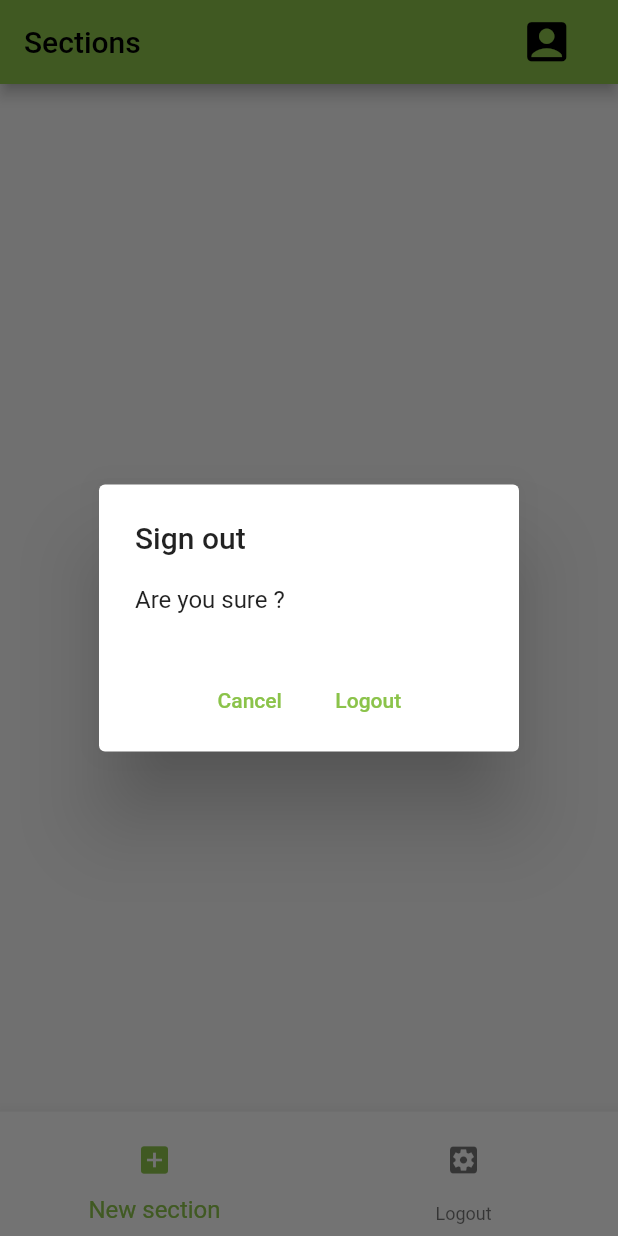
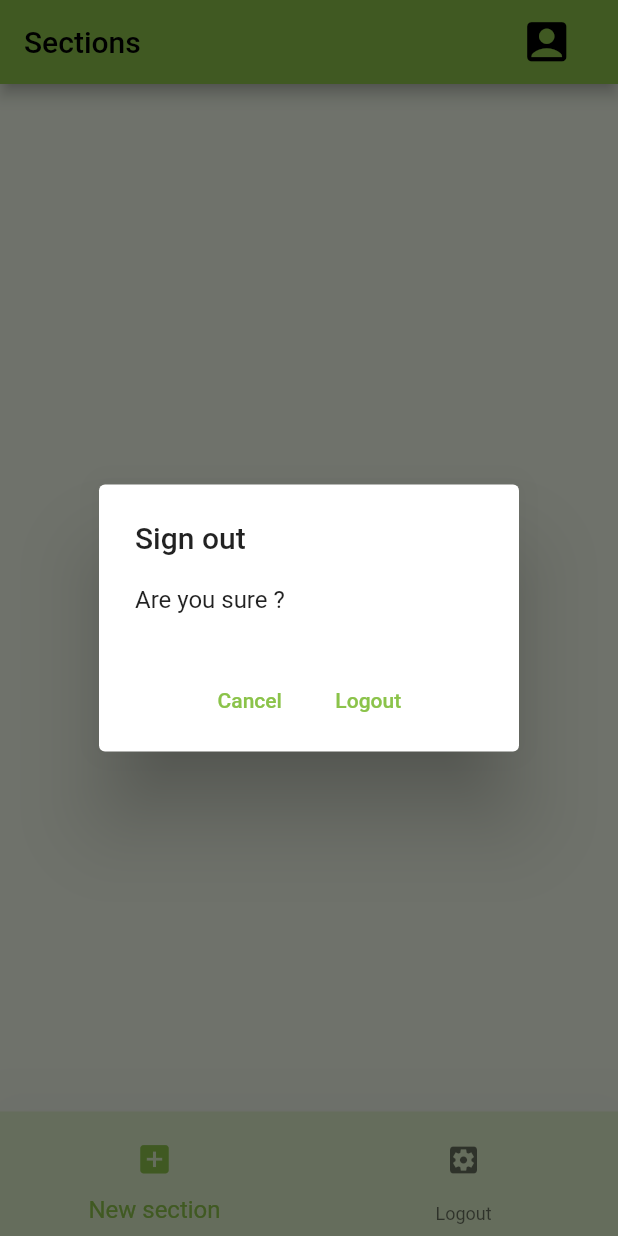
Before and after one commit to alvegs/kinder-manager, a Flutter app: the screen it shows once a user with an empty profile is signed in, item 2 of the bottom bar chosen, on a phone screen of 412 x 824 dp. Run offline on Flutter 3.47's test engine with Material 2 defaults, Android fonts, the phone set to English and light mode, and no system bars; our stand-ins replace cloud_firestore, firebase_auth, firebase_core, firebase_storage, image_picker; accounts and stored records are empty.

Commit message:
Changed bottom sheet background color and added floating button to add a child

```diff
--- a/lib/application/sections_page.dart
+++ b/lib/application/sections_page.dart
@@ -50,7 +50,7 @@ class _SectionsPageState extends State<SectionsPage> {
   Widget build(BuildContext context) {
     final database = Provider.of<FirebaseDatabase>(context, listen: false);
     return Scaffold(
-      backgroundColor: Colors.grey[100],
+      backgroundColor: Colors.lightGreen[50],
 
       /// Appbar with title and logout icon.
       appBar: AppBar(
--- a/lib/common_widgets/custom_bottom_navigation_bar.dart
+++ b/lib/common_widgets/custom_bottom_navigation_bar.dart
@@ -26,15 +26,18 @@ class _CustomBottomNavigationBarState extends State<CustomBottomNavigationBar> {
   @override
   Widget build(BuildContext context) {
     return BottomNavigationBar(
-      elevation: 10,
+      backgroundColor: Colors.lightGreen[100],
+      elevation: 50,
       items: <BottomNavigationBarItem>[
         /// Adding a new section icon to bottom navigation bar.
         BottomNavigationBarItem(
           icon: IconButton(
+            iconSize: 25,
             onPressed: createBottomSheet,
             icon: const Icon(Icons.add_box),
           ),
           label: 'New section',
+
         ),
 
         /// Adding Logout icon item to bottom navigation bar
```
Also changed, not shown: lib/application/children_page.dart (+57 -63 lines).
